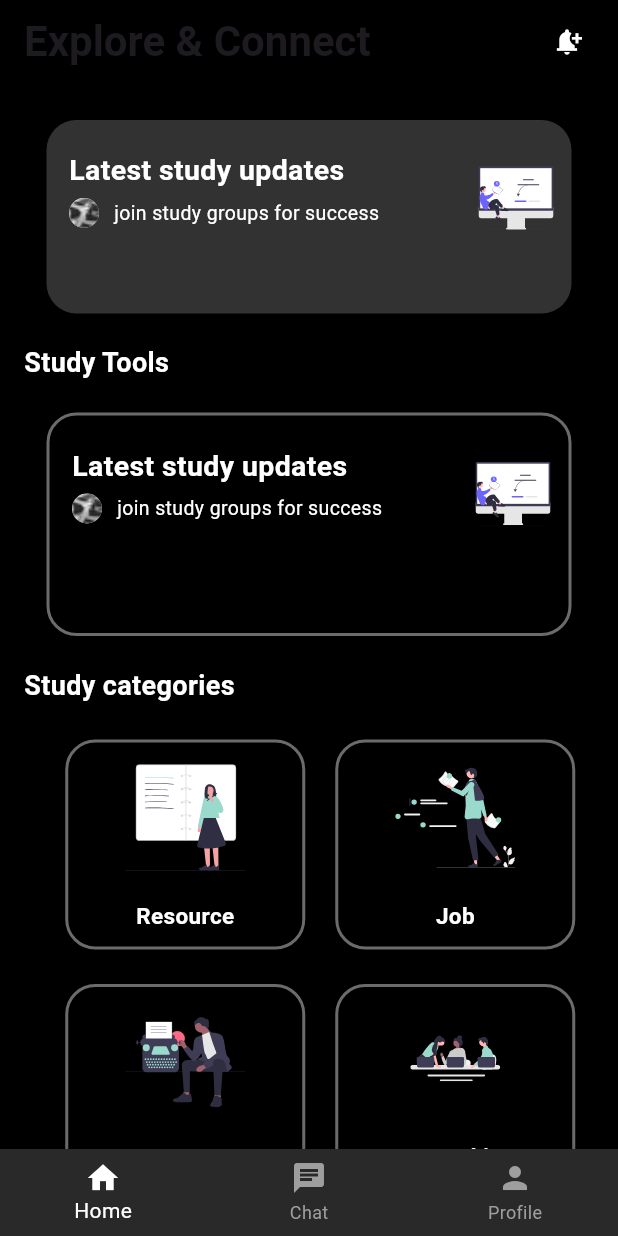
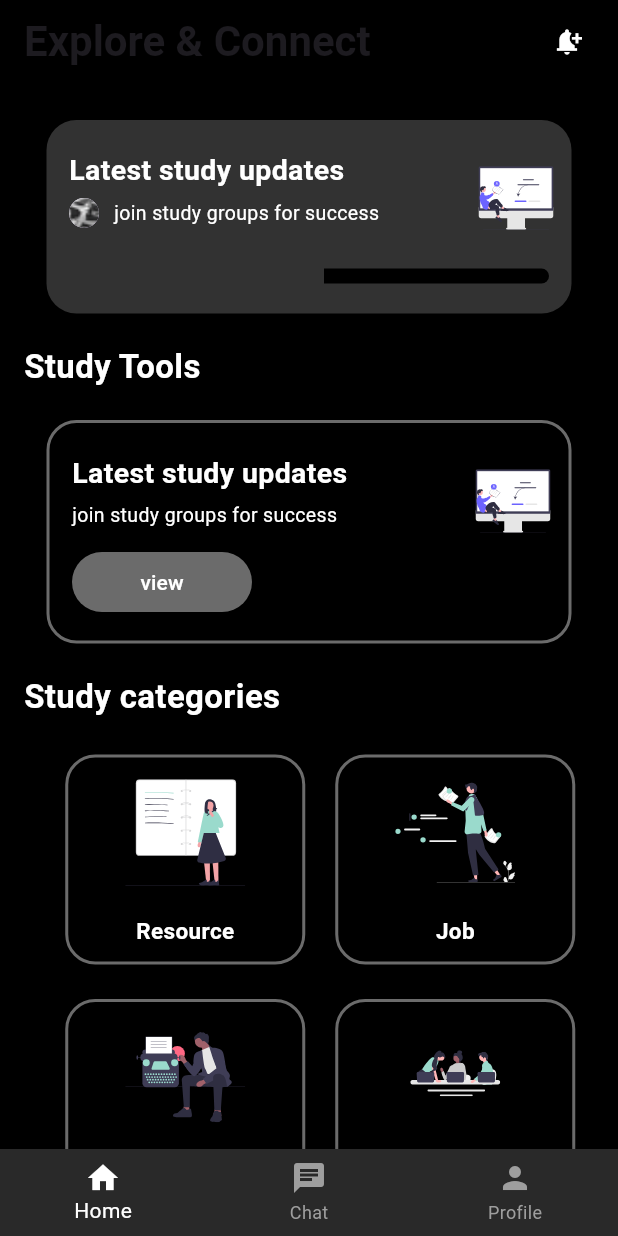
Before and after one commit to SajalSatsangi/Seekho_Buddy2, a Flutter app: the Home screen opened directly, on a phone screen of 412 x 824 dp. Run offline on Flutter 3.47's test engine with Material 3 defaults, Android fonts, the light colour scheme and no system bars; our stand-ins replace animated_splash_screen, cloud_firestore, firebase_auth, firebase_core, flutter_svg, page_transition; accounts and stored records are empty.

Commit message:
home page completed

```diff
--- a/lib/home.dart
+++ b/lib/home.dart
@@ -90,7 +90,8 @@ class _HomeState extends State<Home> {
                     Center(
                       child: Container(
                         width: 350,
-                        height: 129,
+                        height:
+                            129, // Increase the height to accommodate the bar
                         decoration: BoxDecoration(
                           color: Color(0xFF323232),
                           borderRadius: BorderRadius.circular(
@@ -156,6 +157,25 @@ class _HomeState extends State<Home> {
                                 width: 50,
                               ),
                             ),
+                            Positioned(
+                              bottom: 20,
+                              left: 185,
+                              right: 15,
+                              child: Container(
+                                height:
+                                    10, // Adjust the height of the rectangular bar
+                                decoration: BoxDecoration(
+                                  color:
+                                      Colors.black, // Set the color of the bar
+                                  borderRadius: BorderRadius.only(
+                                    topRight: Radius.circular(
+                                        10), // Adjust the radius value as needed
+                                    bottomRight: Radius.circular(
+                                        10), // Adjust the radius value as needed
+                                  ),
+                                ),
+                              ),
+                            )
                           ],
                         ),
                       ),
@@ -164,7 +184,7 @@ class _HomeState extends State<Home> {
                     Text(
                       'Study Tools',
                       style: TextStyle(
-                          fontSize: 18,
+                          fontSize: 22,
                           fontWeight: FontWeight.bold,
                           color: Colors.white),
                     ),
@@ -206,30 +226,42 @@ class _HomeState extends State<Home> {
                                   children: [
                                     Padding(
                                       padding: const EdgeInsets.only(
-                                          left: 15.0, right: 10.0),
-                                      child: CircleAvatar(
-                                        backgroundImage:
-                                            AssetImage('assets/Image.png'),
-                                        radius: 10,
+                                        left: 15.0,
                                       ),
-                                    ),
-                                    Text(
+                                      child: Text(
                                         'join study groups for success',
                                         style: TextStyle(
                                           color: Colors.white,
                                           fontSize: 13,
                                         ),
                                       ),
+                                    ),
                                   ],
                                 ),
                                 SizedBox(height: 10),
-                                Align(
-                                  child: Padding(
+                                Padding(
                                   padding: const EdgeInsets.only(
-                                        bottom: 7.0, right: 130),
+                                      left: 15.0, top: 5.0),
                                   child: SizedBox(
                                     width: 120, // Adjust button width here
                                     height: 40, // Adjust button height here
+                                    child: ElevatedButton(
+                                      onPressed: () {
+                                        // Add your onPressed code here
+                                      },
+                                      style: ButtonStyle(
+                                        backgroundColor:
+                                            MaterialStateProperty.all<Color>(
+                                          const Color.fromARGB(
+                                              255, 107, 107, 107),
+                                        ),
+                                      ),
+                                      child: Text(
+                                        'view',
+                                        style: TextStyle(
+                                          color: Colors.white, // Text color
+                                        ),
+                                      ),
                                     ),
                                   ),
                                 ),
@@ -252,7 +284,7 @@ class _HomeState extends State<Home> {
                     Text(
                       'Study categories',
                       style: TextStyle(
-                          fontSize: 18,
+                          fontSize: 22,
                           fontWeight: FontWeight.bold,
                           color: Colors.white),
                     ),
```
Also changed, not shown: lib/Courses.dart (+0 -13 lines), lib/Subjects.dart (+2 -19 lines). Lines whose indentation alone changed are shown as unchanged.
